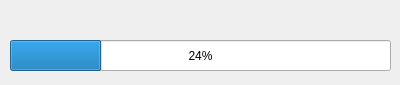
The window that source/processbar.ui (RORMasa/NodeBeamEditor) describes before a commit, drawn with Qt 5.
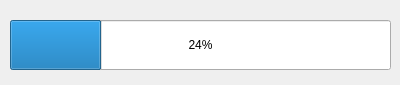
The same window after the commit.

The edit to the form file:
```diff
--- a/source/processbar.ui
+++ b/source/processbar.ui
@@ -30,9 +30,9 @@
    <property name="geometry">
     <rect>
      <x>10</x>
-     <y>40</y>
+     <y>20</y>
      <width>381</width>
-     <height>31</height>
+     <height>50</height>
     </rect>
    </property>
    <property name="value">
```
